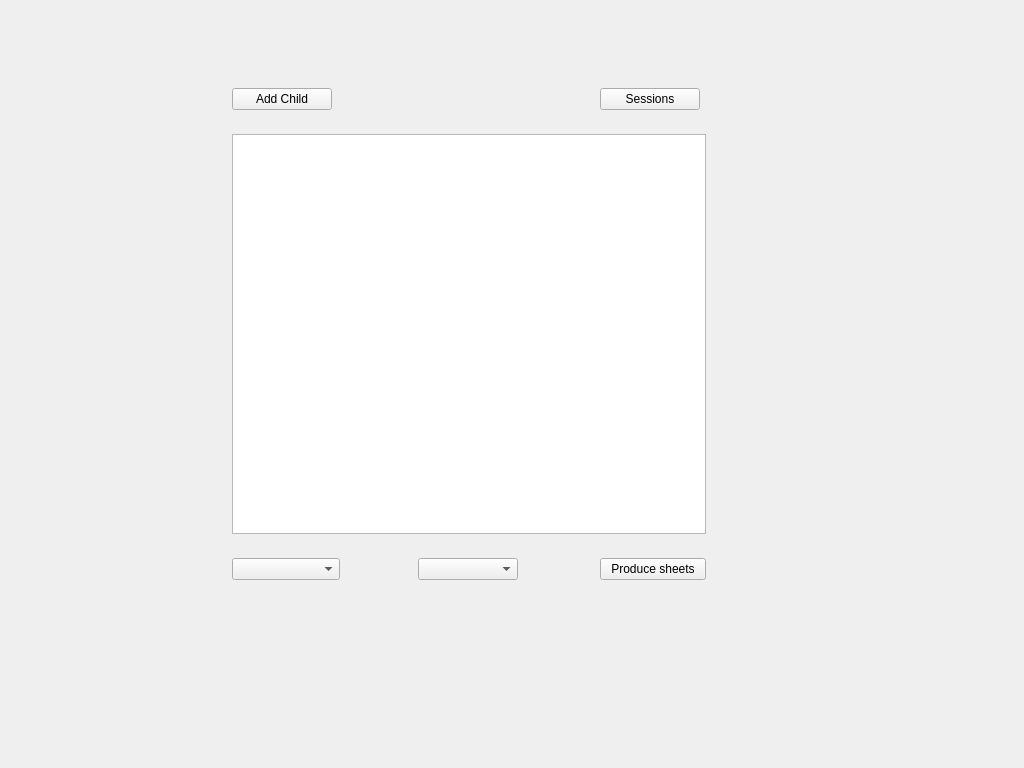
Above: SessionsBooking/childlistform.ui from d-c-hope/NurserySessionsSheets before the change. Below: the same form after it.
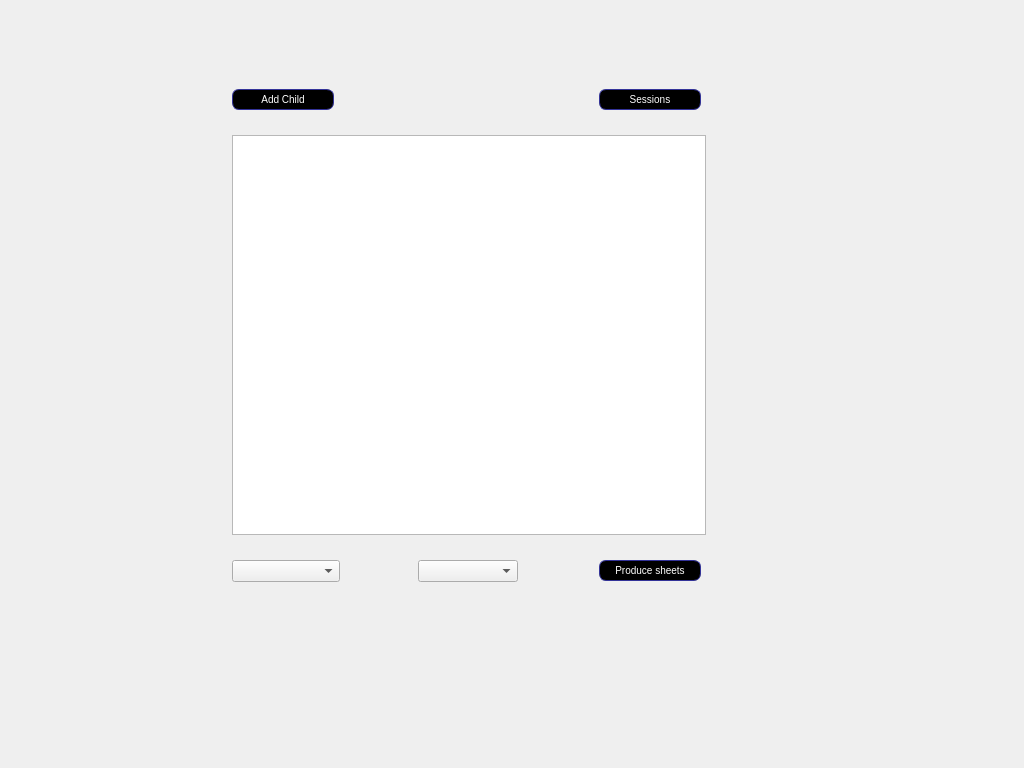
That is the form after the change.

Patch:
```diff
--- a/SessionsBooking/childlistform.ui
+++ b/SessionsBooking/childlistform.ui
@@ -13,6 +13,27 @@
   <property name="windowTitle">
    <string>Form</string>
   </property>
+  <property name="styleSheet">
+   <string notr="true">
+QPushButton {
+color: white;
+background-color: light-blue;
+border-width: 1px;
+border-color: #339;
+border-style: solid;
+border-radius: 7;
+padding: 3px;
+font-size: 10px;
+padding-left: 5px;
+padding-right: 5px;
+min-width: 50px;
+max-width: 90px;
+min-height: 13px;
+max-height: 13px;
+}
+
+</string>
+  </property>
   <widget class="QWidget" name="gridLayoutWidget">
    <property name="geometry">
     <rect>
@@ -33,8 +54,8 @@
       </property>
       <property name="maximumSize">
        <size>
-        <width>100</width>
-        <height>50</height>
+        <width>102</width>
+        <height>21</height>
        </size>
       </property>
       <property name="text">
@@ -63,8 +84,8 @@
      <widget class="QPushButton" name="sessionsButton">
       <property name="maximumSize">
        <size>
-        <width>100</width>
-        <height>16777215</height>
+        <width>102</width>
+        <height>21</height>
        </size>
       </property>
       <property name="text">
```
